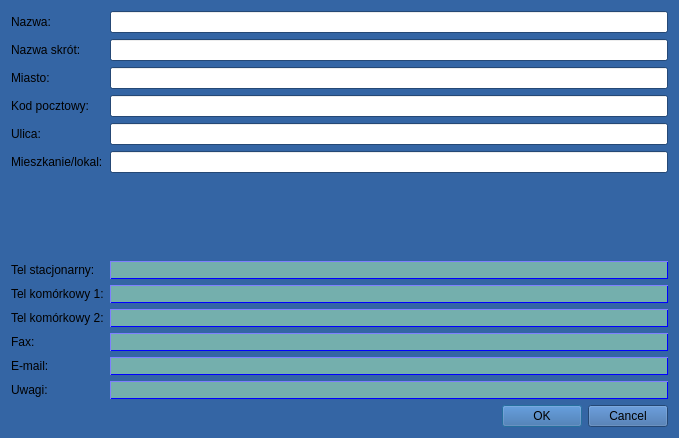
Old version of the form nowyKlientDialog.ui in the repository militia11/shoes.
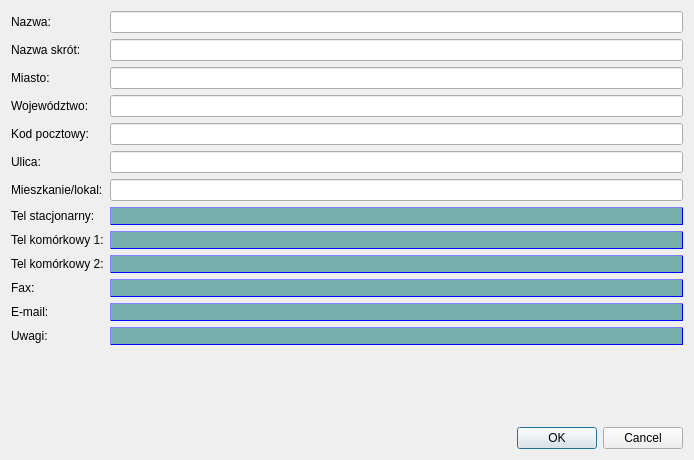
New version of the form.

What changed in the file:
```diff
--- a/nowyKlientDialog.ui
+++ b/nowyKlientDialog.ui
@@ -6,425 +6,10 @@
    <rect>
     <x>0</x>
     <y>0</y>
-    <width>679</width>
-    <height>438</height>
+    <width>694</width>
+    <height>460</height>
    </rect>
   </property>
-  <property name="palette">
-   <palette>
-    <active>
-     <colorrole role="WindowText">
-      <brush brushstyle="SolidPattern">
-       <color alpha="255">
-        <red>0</red>
-        <green>0</green>
-        <blue>0</blue>
-       </color>
-      </brush>
-     </colorrole>
-     <colorrole role="Button">
-      <brush brushstyle="SolidPattern">
-       <color alpha="255">
-        <red>52</red>
-        <green>101</green>
-        <blue>164</blue>
-       </color>
-      </brush>
-     </colorrole>
-     <colorrole role="Light">
-      <brush brushstyle="SolidPattern">
-       <color alpha="255">
-        <red>78</red>
-        <green>152</green>
-        <blue>246</blue>
-       </color>
-      </brush>
-     </colorrole>
-     <colorrole role="Midlight">
-      <brush brushstyle="SolidPattern">
-       <color alpha="255">
-        <red>65</red>
-        <green>126</green>
-        <blue>205</blue>
-       </color>
-      </brush>
-     </colorrole>
-     <colorrole role="Dark">
-      <brush brushstyle="SolidPattern">
-       <color alpha="255">
-        <red>26</red>
-        <green>50</green>
-        <blue>82</blue>
-       </color>
-      </brush>
-     </colorrole>
-     <colorrole role="Mid">
-      <brush brushstyle="SolidPattern">
-       <color alpha="255">
-        <red>34</red>
-        <green>67</green>
-        <blue>109</blue>
-       </color>
-      </brush>
-     </colorrole>
-     <colorrole role="Text">
-      <brush brushstyle="SolidPattern">
-       <color alpha="255">
-        <red>0</red>
-        <green>0</green>
-        <blue>0</blue>
-       </color>
-      </brush>
-     </colorrole>
-     <colorrole role="BrightText">
-      <brush brushstyle="SolidPattern">
-       <color alpha="255">
-        <red>255</red>
-        <green>255</green>
-        <blue>255</blue>
-       </color>
-      </brush>
-     </colorrole>
-     <colorrole role="ButtonText">
-      <brush brushstyle="SolidPattern">
-       <color alpha="255">
-        <red>0</red>
-        <green>0</green>
-        <blue>0</blue>
-       </color>
-      </brush>
-     </colorrole>
-     <colorrole role="Base">
-      <brush brushstyle="SolidPattern">
-       <color alpha="255">
-        <red>255</red>
-        <green>255</green>
-        <blue>255</blue>
-       </color>
-      </brush>
-     </colorrole>
-     <colorrole role="Window">
-      <brush brushstyle="SolidPattern">
-       <color alpha="255">
-        <red>52</red>
-        <green>101</green>
-        <blue>164</blue>
-       </color>
-      </brush>
-     </colorrole>
-     <colorrole role="Shadow">
-      <brush brushstyle="SolidPattern">
-       <color alpha="255">
-        <red>0</red>
-        <green>0</green>
-        <blue>0</blue>
-       </color>
-      </brush>
-     </colorrole>
-     <colorrole role="AlternateBase">
-      <brush brushstyle="SolidPattern">
-       <color alpha="255">
-        <red>153</red>
-        <green>178</green>
-        <blue>209</blue>
-       </color>
-      </brush>
-     </colorrole>
-     <colorrole role="ToolTipBase">
-      <brush brushstyle="SolidPattern">
-       <color alpha="255">
-        <red>255</red>
-        <green>255</green>
-        <blue>220</blue>
-       </color>
-      </brush>
-     </colorrole>
-     <colorrole role="ToolTipText">
-      <brush brushstyle="SolidPattern">
-       <color alpha="255">
-        <red>0</red>
-        <green>0</green>
-        <blue>0</blue>
-       </color>
-      </brush>
-     </colorrole>
-    </active>
-    <inactive>
-     <colorrole role="WindowText">
-      <brush brushstyle="SolidPattern">
-       <color alpha="255">
-        <red>0</red>
-        <green>0</green>
-        <blue>0</blue>
-       </color>
-      </brush>
-     </colorrole>
-     <colorrole role="Button">
-      <brush brushstyle="SolidPattern">
-       <color alpha="255">
-        <red>52</red>
-        <green>101</green>
-        <blue>164</blue>
-       </color>
-      </brush>
-     </colorrole>
-     <colorrole role="Light">
-      <brush brushstyle="SolidPattern">
-       <color alpha="255">
-        <red>78</red>
-        <green>152</green>
-        <blue>246</blue>
-       </color>
-      </brush>
-     </colorrole>
-     <colorrole role="Midlight">
-      <brush brushstyle="SolidPattern">
-       <color alpha="255">
-        <red>65</red>
-        <green>126</green>
-        <blue>205</blue>
-       </color>
-      </brush>
-     </colorrole>
-     <colorrole role="Dark">
-      <brush brushstyle="SolidPattern">
-       <color alpha="255">
-        <red>26</red>
-        <green>50</green>
-        <blue>82</blue>
-       </color>
-      </brush>
-     </colorrole>
-     <colorrole role="Mid">
-      <brush brushstyle="SolidPattern">
-       <color alpha="255">
-        <red>34</red>
-        <green>67</green>
-        <blue>109</blue>
-       </color>
-      </brush>
-     </colorrole>
-     <colorrole role="Text">
-      <brush brushstyle="SolidPattern">
-       <color alpha="255">
-        <red>0</red>
-        <green>0</green>
-        <blue>0</blue>
-       </color>
-      </brush>
-     </colorrole>
-     <colorrole role="BrightText">
-      <brush brushstyle="SolidPattern">
-       <color alpha="255">
-        <red>255</red>
-        <green>255</green>
-        <blue>255</blue>
-       </color>
-      </brush>
-     </colorrole>
-     <colorrole role="ButtonText">
-      <brush brushstyle="SolidPattern">
-       <color alpha="255">
-        <red>0</red>
-        <green>0</green>
-        <blue>0</blue>
-       </color>
-      </brush>
-     </colorrole>
-     <colorrole role="Base">
-      <brush brushstyle="SolidPattern">
-       <color alpha="255">
-        <red>255</red>
-        <green>255</green>
-        <blue>255</blue>
-       </color>
-      </brush>
-     </colorrole>
-     <colorrole role="Window">
-      <brush brushstyle="SolidPattern">
-       <color alpha="255">
-        <red>52</red>
-        <green>101</green>
-        <blue>164</blue>
-       </color>
-      </brush>
-     </colorrole>
-     <colorrole role="Shadow">
-      <brush brushstyle="SolidPattern">
-       <color alpha="255">
-        <red>0</red>
-        <green>0</green>
-        <blue>0</blue>
-       </color>
-      </brush>
-     </colorrole>
-     <colorrole role="AlternateBase">
-      <brush brushstyle="SolidPattern">
-       <color alpha="255">
-        <red>153</red>
-        <green>178</green>
-        <blue>209</blue>
-       </color>
-      </brush>
-     </colorrole>
-     <colorrole role="ToolTipBase">
-      <brush brushstyle="SolidPattern">
-       <color alpha="255">
-        <red>255</red>
-        <green>255</green>
-        <blue>220</blue>
-       </color>
-      </brush>
-     </colorrole>
-     <colorrole role="ToolTipText">
-      <brush brushstyle="SolidPattern">
-       <color alpha="255">
-        <red>0</red>
-        <green>0</green>
-        <blue>0</blue>
-       </color>
-      </brush>
-     </colorrole>
-    </inactive>
-    <disabled>
-     <colorrole role="WindowText">
-      <brush brushstyle="SolidPattern">
-       <color alpha="255">
-        <red>26</red>
-        <green>50</green>
-        <blue>82</blue>
-       </color>
-      </brush>
-     </colorrole>
-     <colorrole role="Button">
-      <brush brushstyle="SolidPattern">
-       <color alpha="255">
-        <red>52</red>
-        <green>101</green>
-        <blue>164</blue>
-       </color>
-      </brush>
-     </colorrole>
-     <colorrole role="Light">
-      <brush brushstyle="SolidPattern">
-       <color alpha="255">
-        <red>78</red>
-        <green>152</green>
-        <blue>246</blue>
-       </color>
-      </brush>
-     </colorrole>
-     <colorrole role="Midlight">
-      <brush brushstyle="SolidPattern">
-       <color alpha="255">
-        <red>65</red>
-        <green>126</green>
-        <blue>205</blue>
-       </color>
-      </brush>
-     </colorrole>
-     <colorrole role="Dark">
-      <brush brushstyle="SolidPattern">
-       <color alpha="255">
-        <red>26</red>
-        <green>50</green>
-        <blue>82</blue>
-       </color>
-      </brush>
-     </colorrole>
-     <colorrole role="Mid">
-      <brush brushstyle="SolidPattern">
-       <color alpha="255">
-        <red>34</red>
-        <green>67</green>
-        <blue>109</blue>
-       </color>
-      </brush>
-     </colorrole>
-     <colorrole role="Text">
-      <brush brushstyle="SolidPattern">
-       <color alpha="255">
-        <red>26</red>
-        <green>50</green>
-        <blue>82</blue>
-       </color>
-      </brush>
-     </colorrole>
-     <colorrole role="BrightText">
-      <brush brushstyle="SolidPattern">
-       <color alpha="255">
-        <red>255</red>
-        <green>255</green>
-        <blue>255</blue>
-       </color>
-      </brush>
-     </colorrole>
-     <colorrole role="ButtonText">
-      <brush brushstyle="SolidPattern">
-       <color alpha="255">
-        <red>26</red>
-        <green>50</green>
-        <blue>82</blue>
-       </color>
-      </brush>
-     </colorrole>
-     <colorrole role="Base">
-      <brush brushstyle="SolidPattern">
-       <color alpha="255">
-        <red>52</red>
-        <green>101</green>
-        <blue>164</blue>
-       </color>
-      </brush>
-     </colorrole>
-     <colorrole role="Window">
-      <brush brushstyle="SolidPattern">
-       <color alpha="255">
-        <red>52</red>
-        <green>101</green>
-        <blue>164</blue>
-       </color>
-      </brush>
-     </colorrole>
-     <colorrole role="Shadow">
-      <brush brushstyle="SolidPattern">
-       <color alpha="255">
-        <red>0</red>
-        <green>0</green>
-        <blue>0</blue>
-       </color>
-      </brush>
-     </colorrole>
-     <colorrole role="AlternateBase">
-      <brush brushstyle="SolidPattern">
-       <color alpha="255">
-        <red>52</red>
-        <green>101</green>
-        <blue>164</blue>
-       </color>
-      </brush>
-     </colorrole>
-     <colorrole role="ToolTipBase">
-      <brush brushstyle="SolidPattern">
-       <color alpha="255">
-        <red>255</red>
-        <green>255</green>
-        <blue>220</blue>
-       </color>
-      </brush>
-     </colorrole>
-     <colorrole role="ToolTipText">
-      <brush brushstyle="SolidPattern">
-       <color alpha="255">
-        <red>0</red>
-        <green>0</green>
-        <blue>0</blue>
-       </color>
-      </brush>
-     </colorrole>
-    </disabled>
-   </palette>
-  </property>
   <property name="windowTitle">
    <string>Dodaj klienta</string>
   </property>
@@ -464,48 +49,35 @@
      <item row="2" column="1">
       <widget class="QLineEdit" name="lineEditMiasto"/>
      </item>
-     <item row="3" column="0">
+     <item row="4" column="0">
       <widget class="QLabel" name="label_9">
        <property name="text">
         <string>Kod pocztowy:</string>
        </property>
       </widget>
      </item>
-     <item row="3" column="1">
+     <item row="4" column="1">
       <widget class="QLineEdit" name="lineEditKodPocztowy"/>
      </item>
-     <item row="4" column="0">
+     <item row="5" column="0">
       <widget class="QLabel" name="label_5">
        <property name="text">
         <string>Ulica:</string>
        </property>
       </widget>
      </item>
-     <item row="4" column="1">
+     <item row="5" column="1">
       <widget class="QLineEdit" name="lineEditUlica"/>
      </item>
-     <item row="5" column="0">
+     <item row="6" column="0">
       <widget class="QLabel" name="label_6">
        <property name="text">
         <string>Mieszkanie/lokal:</string>
        </property>
       </widget>
      </item>
-     <item row="5" column="1">
-      <widget class="QLineEdit" name="lineEditNrDomu"/>
-     </item>
      <item row="6" column="1">
-      <spacer name="verticalSpacer_2">
-       <property name="orientation">
-        <enum>Qt::Vertical</enum>
-       </property>
-       <property name="sizeHint" stdset="0">
-        <size>
-         <width>40</width>
-         <height>2</height>
-        </size>
-       </property>
-      </spacer>
+      <widget class="QLineEdit" name="lineEditNrDomu"/>
      </item>
      <item row="7" column="0">
       <widget class="QLabel" name="label_10">
@@ -594,6 +166,16 @@
        </property>
       </widget>
      </item>
+     <item row="3" column="0">
+      <widget class="QLabel" name="label_13">
+       <property name="text">
+        <string>Województwo:</string>
+       </property>
+      </widget>
+     </item>
+     <item row="3" column="1">
+      <widget class="QLineEdit" name="lineEditW"/>
+     </item>
     </layout>
    </item>
    <item>
```
